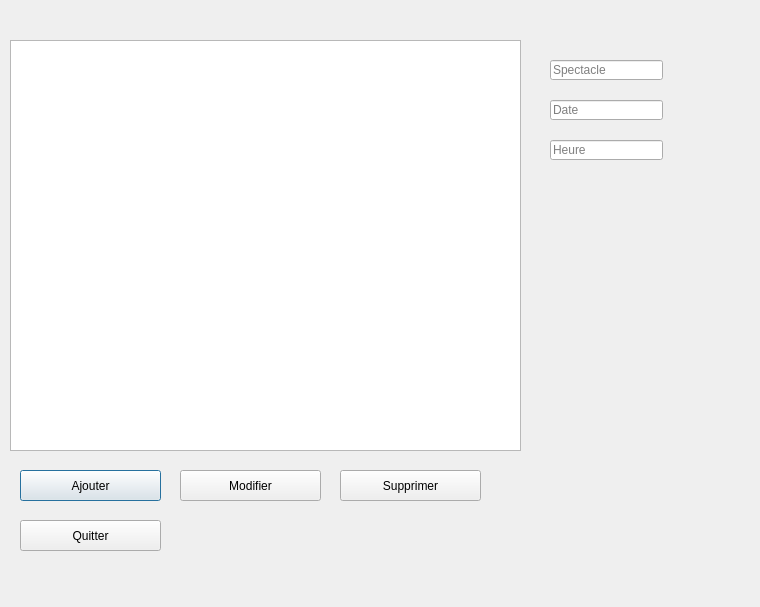
Old version of the form FestiClicC/spectacles.ui in the repository FestiClic/FestiClic3.
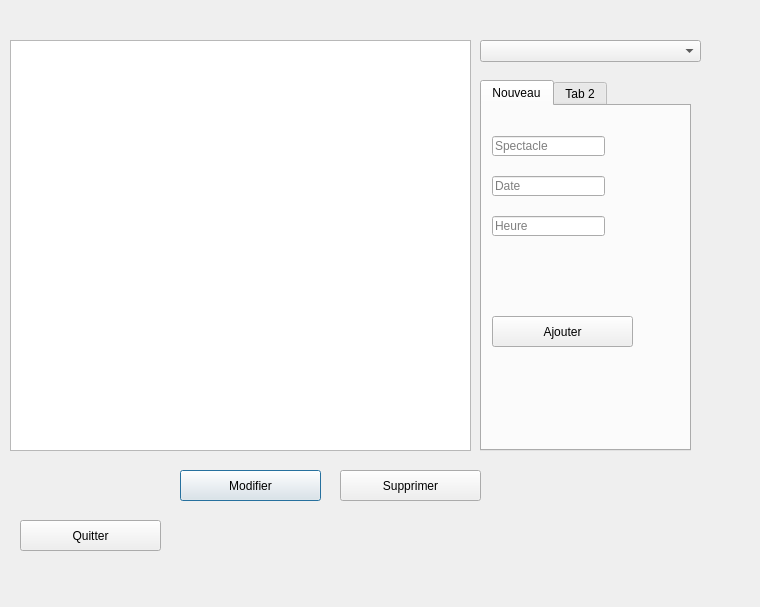
New version of the form.

Commit message: Page spectacle - Supp ok - MAJ a finir

Patch:
```diff
--- a/FestiClicC/spectacles.ui
+++ b/FestiClicC/spectacles.ui
@@ -18,24 +18,11 @@
     <rect>
      <x>10</x>
      <y>40</y>
-     <width>511</width>
+     <width>461</width>
      <height>411</height>
     </rect>
    </property>
   </widget>
-  <widget class="QPushButton" name="sBtnAjouter">
-   <property name="geometry">
-    <rect>
-     <x>20</x>
-     <y>470</y>
-     <width>141</width>
-     <height>31</height>
-    </rect>
-   </property>
-   <property name="text">
-    <string>Ajouter</string>
-   </property>
-  </widget>
   <widget class="QPushButton" name="sBtnModifier">
    <property name="geometry">
     <rect>
@@ -75,11 +62,34 @@
     <string>Quitter</string>
    </property>
   </widget>
+  <widget class="QComboBox" name="sCBoxIdSpectacle">
+   <property name="geometry">
+    <rect>
+     <x>480</x>
+     <y>40</y>
+     <width>221</width>
+     <height>22</height>
+    </rect>
+   </property>
+  </widget>
+  <widget class="QTabWidget" name="tabWidget">
+   <property name="geometry">
+    <rect>
+     <x>480</x>
+     <y>80</y>
+     <width>211</width>
+     <height>371</height>
+    </rect>
+   </property>
+   <widget class="QWidget" name="tab">
+    <attribute name="title">
+     <string>Nouveau</string>
+    </attribute>
   <widget class="QLineEdit" name="sTxtSpectacle">
    <property name="geometry">
     <rect>
-     <x>550</x>
-     <y>60</y>
+       <x>10</x>
+       <y>30</y>
      <width>113</width>
      <height>20</height>
     </rect>
@@ -91,8 +101,8 @@
   <widget class="QLineEdit" name="sTxtDate">
    <property name="geometry">
     <rect>
-     <x>550</x>
-     <y>100</y>
+       <x>10</x>
+       <y>70</y>
      <width>113</width>
      <height>20</height>
     </rect>
@@ -104,8 +114,8 @@
   <widget class="QLineEdit" name="sTxtHeure">
    <property name="geometry">
     <rect>
-     <x>550</x>
-     <y>140</y>
+       <x>10</x>
+       <y>110</y>
      <width>113</width>
      <height>20</height>
     </rect>
@@ -113,6 +123,26 @@
    <property name="placeholderText">
     <string>Heure</string>
    </property>
+    </widget>
+    <widget class="QPushButton" name="sBtnAjouter">
+     <property name="geometry">
+      <rect>
+       <x>10</x>
+       <y>210</y>
+       <width>141</width>
+       <height>31</height>
+      </rect>
+     </property>
+     <property name="text">
+      <string>Ajouter</string>
+     </property>
+    </widget>
+   </widget>
+   <widget class="QWidget" name="tab_2">
+    <attribute name="title">
+     <string>Tab 2</string>
+    </attribute>
+   </widget>
   </widget>
  </widget>
  <resources/>
```
Lines whose indentation alone changed are shown as unchanged. The commit also changes 4 other files.
